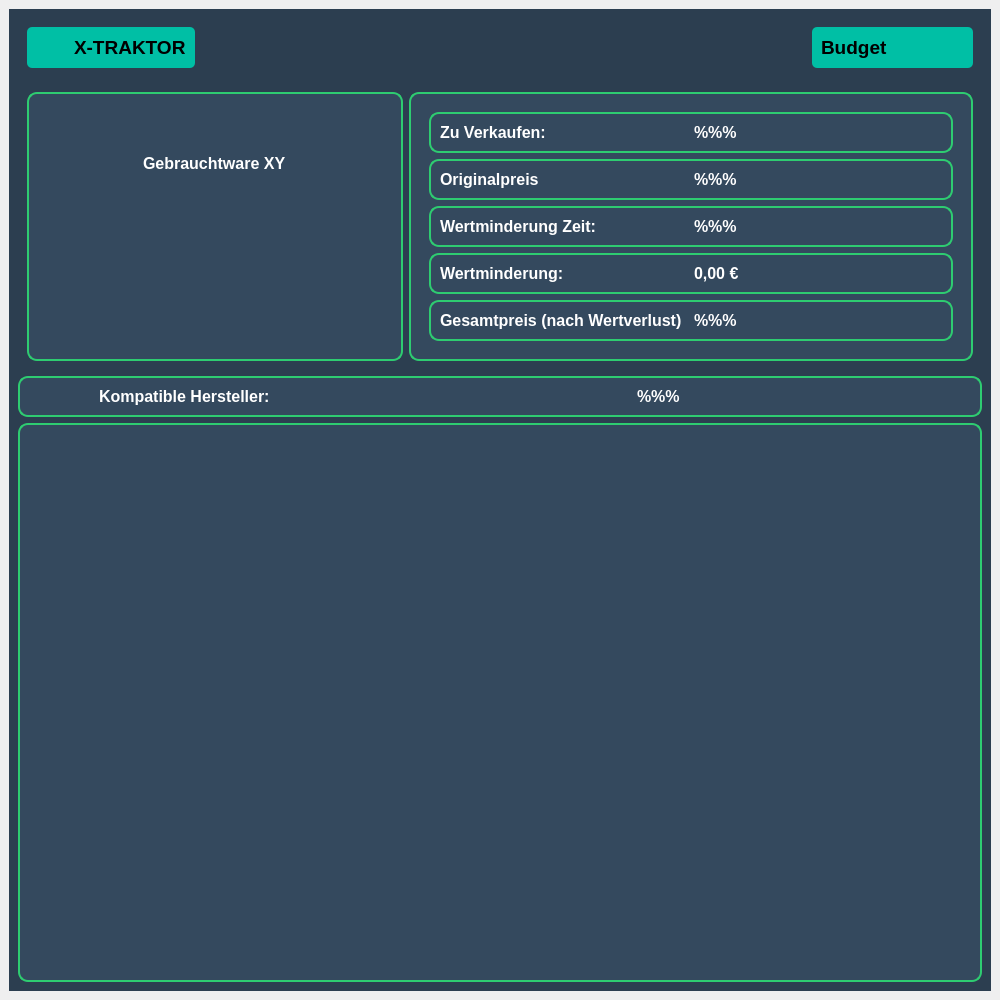
Before: the Qt Designer form frontend/GebrauchtwarenWindowAccessories.ui in nhatlam96/gui-xtraktor, drawn with Qt 5.
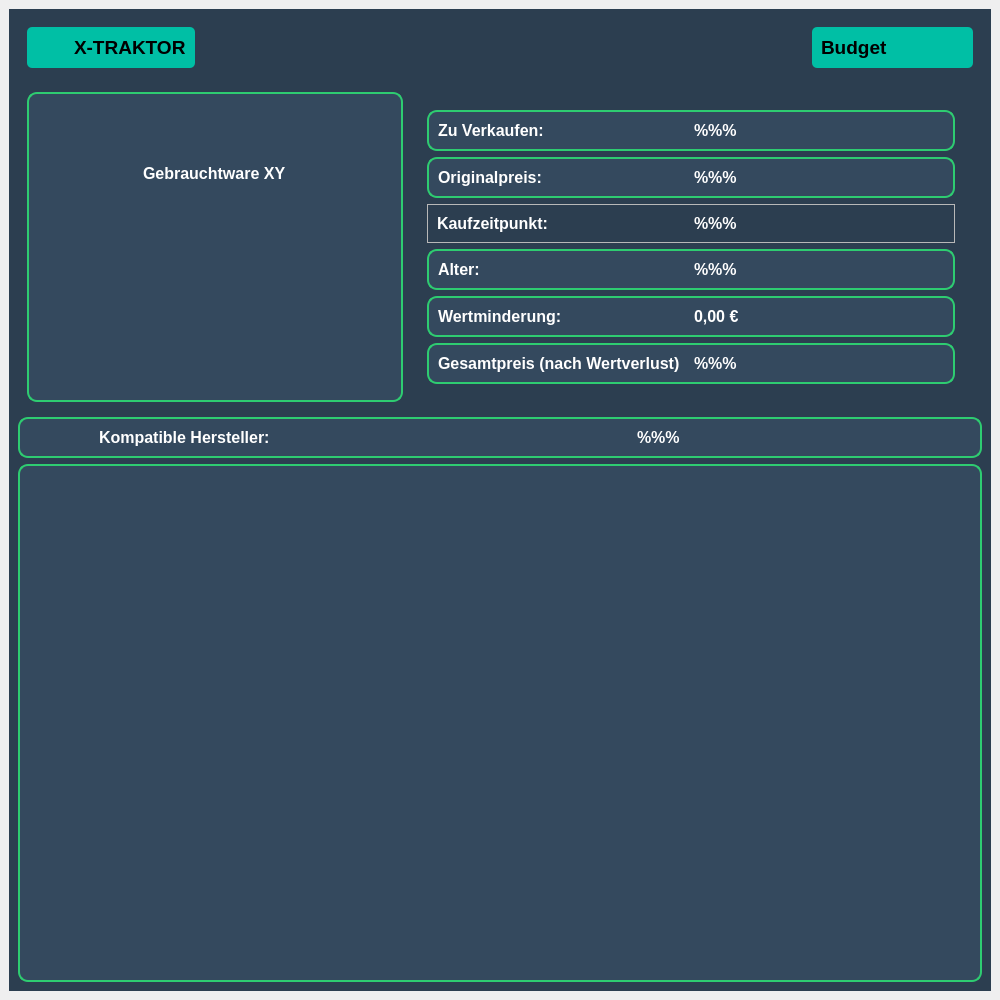
After: the same form once the commit is applied. Icons and pictures are not drawn.

Diff of the .ui file:
```diff
--- a/frontend/GebrauchtwarenWindowAccessories.ui
+++ b/frontend/GebrauchtwarenWindowAccessories.ui
@@ -281,6 +281,12 @@
 	background-color: rgb(52, 73, 94);
 	border-radius: 10px;
 	border: 2px solid rgb(46, 204, 113);
+}
+
+QFrame#frame_3 &gt; QFrame &gt; QFrame{
+	background-color: rgb(52, 73, 94);
+	border-radius: 10px;
+	border: 2px solid rgb(46, 204, 113);
 }</string>
             </property>
             <property name="frameShape">
@@ -292,6 +298,9 @@
             <layout class="QVBoxLayout" name="verticalLayout_4">
              <item>
               <widget class="QFrame" name="frame_8">
+               <property name="styleSheet">
+                <string notr="true"/>
+               </property>
                <property name="frameShape">
                 <enum>QFrame::NoFrame</enum>
                </property>
@@ -378,7 +387,7 @@
                       <string notr="true">color: white;</string>
                      </property>
                      <property name="text">
-                      <string>Originalpreis</string>
+                      <string>Originalpreis:</string>
                      </property>
                     </widget>
                    </item>
@@ -401,6 +410,51 @@
                   </layout>
                  </widget>
                 </item>
+                <item>
+                 <widget class="QFrame" name="frame_10">
+                  <property name="frameShape">
+                   <enum>QFrame::StyledPanel</enum>
+                  </property>
+                  <property name="frameShadow">
+                   <enum>QFrame::Raised</enum>
+                  </property>
+                  <layout class="QHBoxLayout" name="horizontalLayout_11">
+                   <item>
+                    <widget class="QLabel" name="kauf_label">
+                     <property name="font">
+                      <font>
+                       <pointsize>12</pointsize>
+                       <bold>true</bold>
+                      </font>
+                     </property>
+                     <property name="styleSheet">
+                      <string notr="true">color: white;
+</string>
+                     </property>
+                     <property name="text">
+                      <string>Kaufzeitpunkt:</string>
+                     </property>
+                    </widget>
+                   </item>
+                   <item>
+                    <widget class="QLabel" name="kauf_status">
+                     <property name="font">
+                      <font>
+                       <pointsize>12</pointsize>
+                       <bold>true</bold>
+                      </font>
+                     </property>
+                     <property name="styleSheet">
+                      <string notr="true">color: white;</string>
+                     </property>
+                     <property name="text">
+                      <string>%%%</string>
+                     </property>
+                    </widget>
+                   </item>
+                  </layout>
+                 </widget>
+                </item>
                 <item>
                  <widget class="QFrame" name="frame_7">
                   <property name="styleSheet">
@@ -429,7 +483,7 @@
                       <string notr="true">color: white;</string>
                      </property>
                      <property name="text">
-                      <string>Wertminderung Zeit:</string>
+                      <string>Alter:</string>
                      </property>
                     </widget>
                    </item>
@@ -656,7 +710,7 @@
                <x>0</x>
                <y>0</y>
                <width>942</width>
-               <height>516</height>
+               <height>466</height>
               </rect>
              </property>
              <layout class="QHBoxLayout" name="horizontalLayout_9"/>
```
Left out of the diff: 8 changed lines with no effect on the pictures.
